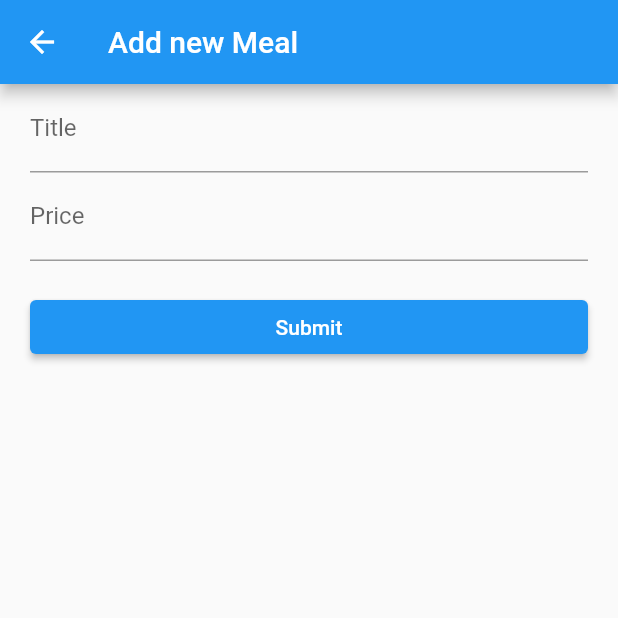
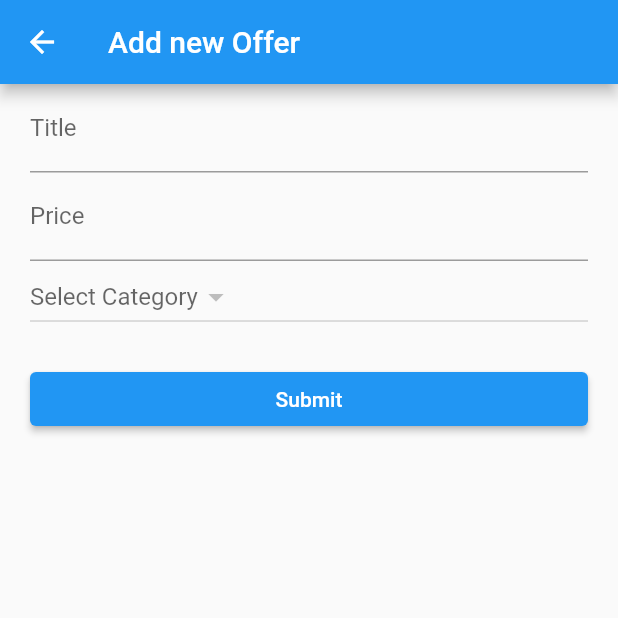
Before and after one commit to hamzadcne/Workshop22Frontend, a Flutter app: the OffersListView screen opened directly, after a tap on the "add" icon, on a phone screen of 412 x 824 dp, the top half of it. Run offline on Flutter 3.47's test engine with Material 2 defaults, Android fonts, the phone set to English and light mode, and no system bars; our stand-ins replace shared_preferences; accounts and stored records are empty; network calls fail.

Commit message:
Add/View offers

```diff
--- a/lib/helpers/Api.dart
+++ b/lib/helpers/Api.dart
@@ -2,7 +2,7 @@ import 'dart:convert';
 import 'package:http/http.dart' as http;
 
 class Api {
-  final String _baseUrl = 'http://192.168.1.5:8000/api';
+  final String _baseUrl = 'http://192.168.1.6:8000/api';
   //if you are using android studio emulator, change localhost to 10.0.2.2
   var token;
 
@@ -12,12 +12,12 @@ class Api {
         body: jsonEncode(data), headers: _setHeaders());
   }
 
-  postFormData(data, apiUrl) async {
-    var fullUrl = _baseUrl + apiUrl;
-    //token = await SharedPreferencesManager().getAuthToken();
-    return await http.post(Uri.parse(fullUrl),
-        body: data, headers: _setFormHeaders());
-  }
+  // postFormData(data, apiUrl) async {
+  //   var fullUrl = _baseUrl + apiUrl;
+  //   //token = await SharedPreferencesManager().getAuthToken();
+  //   return await http.post(Uri.parse(fullUrl),
+  //       body: data, headers: _setFormHeaders());
+  // }
 
   getData(apiUrl) async {
     var fullUrl = _baseUrl + apiUrl;
@@ -25,33 +25,33 @@ class Api {
     return await http.get(Uri.parse(fullUrl), headers: _setHeaders());
   }
 
-  postDataWithImage(data, apiUrl, filepath) async {
-    var fullUrl = _baseUrl + apiUrl;
-    //token = await SharedPreferencesManager().getAuthToken();
-    Map<String, String> headers = {
-      'Content-Type': 'multipart/form-data',
-      'Accept': 'application/json',
-      'Authorization': 'Bearer $token'
-    };
-    var request = http.MultipartRequest('POST', Uri.parse(fullUrl))
-      ..fields.addAll(data)
-      ..headers.addAll(headers)
-      ..files.add(await http.MultipartFile.fromPath('image', filepath));
-    return await request.send();
-  }
+  // postDataWithImage(data, apiUrl, filepath) async {
+  //   var fullUrl = _baseUrl + apiUrl;
+  //   //token = await SharedPreferencesManager().getAuthToken();
+  //   Map<String, String> headers = {
+  //     'Content-Type': 'multipart/form-data',
+  //     'Accept': 'application/json',
+  //     'Authorization': 'Bearer $token'
+  //   };
+  //   var request = http.MultipartRequest('POST', Uri.parse(fullUrl))
+  //     ..fields.addAll(data)
+  //     ..headers.addAll(headers)
+  //     ..files.add(await http.MultipartFile.fromPath('image', filepath));
+  //   return await request.send();
+  // }
 
-  String getOfferImageUrl(id) {
-    return _baseUrl + '/images/meal/$id';
-  }
+  // String getOfferImageUrl(id) {
+  //   return _baseUrl + '/images/meal/$id';
+  // }
 
   _setHeaders() => {
         'Content-type': 'application/json',
         'Accept': 'application/json',
         'Authorization': 'Bearer $token'
       };
-  _setFormHeaders() => {
-        'Content-type': 'application/x-www-form-urlencoded',
-        'Accept': 'application/json',
-        'Authorization': 'Bearer $token'
-      };
+  // _setFormHeaders() => {
+  //       'Content-type': 'application/x-www-form-urlencoded',
+  //       'Accept': 'application/json',
+  //       'Authorization': 'Bearer $token'
+  //     };
 }
--- a/lib/screens/AddOfferView.dart
+++ b/lib/screens/AddOfferView.dart
@@ -10,10 +10,20 @@ class AddOfferView extends StatefulWidget {
 }
 
 class _AddOfferState extends State<AddOfferView> {
+  @override
+  void initState() {
+    super.initState();
+    _loadCategories();
+  }
+
+  var user_id = 1;
   var title;
-  var category_id = 1;
-  var user_id = 1;
   var price;
+  String category_id = "2";
+  var categories = [];
+  //   {'id': 1, 'name': 'category 1'},
+  //   {'id': 2, 'name': 'category 2'}
+  // ];
 
   // File _image;
   //final picker = ImagePicker();
@@ -24,7 +34,7 @@ class _AddOfferState extends State<AddOfferView> {
       appBar: AppBar(
         // Here we take the value from the MyHomePage object that was created by
         // the App.build method, and use it to set our appbar title.
-        title: Text('Add new Meal'),
+        title: Text('Add new Offer'),
       ),
       body: Stack(
         children: <Widget>[
@@ -56,6 +66,21 @@ class _AddOfferState extends State<AddOfferView> {
               onChanged: (value) {
                 price = value;
               },
+            ),
+            DropdownButton(
+              hint: Text('Select Category'),
+              items: categories.map((item) {
+                return new DropdownMenuItem(
+                  child: Text(item['name']),
+                  value: item['id'].toString(),
+                );
+              }).toList(),
+              onChanged: (value) {
+                setState(() {
+                  category_id = value;
+                });
+              },
+              value: category_id,
             ),
             //OutlinedButton(onPressed: getImage, child: _buildImage()),
             SizedBox(
@@ -118,6 +143,19 @@ class _AddOfferState extends State<AddOfferView> {
   //     }
   //   });
   // }
+  _loadCategories() async {
+    var response = await Api().getData('/category');
+    if (response.statusCode == 200) {
+      setState(() {
+        categories = json.decode(response.body);
+      });
+    } else {
+      ScaffoldMessenger.of(context).showSnackBar(SnackBar(
+        content: Text(
+            'Error ' + response.statusCode.toString() + ': ' + response.body),
+      ));
+    }
+  }
 
   void _submit() async {
     // setState(() {
@@ -126,12 +164,12 @@ class _AddOfferState extends State<AddOfferView> {
     var data = new Map<String, String>();
     data['title'] = title;
     data['price'] = price;
-    data['user_id'] = user_id.toString();
+    //data['user_id'] = user_id.toString();
     data['category_id'] = category_id.toString();
     // data['image'] = _image.path;
 
     //var response = await Api().postDataWithImage(data, '/offers', _image.path);
-    var response = await Api().postData(data, '/offers');
+    var response = await Api().postData(data, '/offer');
 
     if (response.statusCode == 201) {
       Navigator.pop(context);
--- a/lib/screens/OffersListView.dart
+++ b/lib/screens/OffersListView.dart
@@ -13,7 +13,7 @@ class OffersListView extends StatefulWidget {
 }
 
 class _OffersListState extends State<OffersListView> {
-  var _meals = [];
+  var _offers = [];
 
   @override
   void initState() {
@@ -29,7 +29,7 @@ class _OffersListState extends State<OffersListView> {
         Expanded(
             child: ListView.builder(
           itemBuilder: _buildOfferItem,
-          itemCount: _meals.length,
+          itemCount: _offers.length,
         ))
       ]),
       floatingActionButton: FloatingActionButton(
@@ -47,20 +47,20 @@ class _OffersListState extends State<OffersListView> {
   Widget _buildOfferItem(BuildContext context, int index) {
     return Card(
       child: ListTile(
-        leading: Image.network(Api().getOfferImageUrl(_meals[index]['Id'])),
-        title: Text(_meals[index]['Title'],
+        //leading: Image.network(Api().getOfferImageUrl(_meals[index]['Id'])),
+        title: Text(_offers[index]['title'],
             style: TextStyle(color: Colors.black54)),
-        subtitle: Text(_meals[index]['Price'].toString(),
+        subtitle: Text(_offers[index]['price'].toString(),
             style: TextStyle(color: Colors.black, fontWeight: FontWeight.bold)),
       ),
     );
   }
 
   _loadOffers() async {
-    var response = await Api().getData('/offers');
+    var response = await Api().getData('/offer');
     if (response.statusCode == 200) {
       setState(() {
-        _meals = json.decode(response.body);
+        _offers = json.decode(response.body);
       });
     } else {
       ScaffoldMessenger.of(context).showSnackBar(SnackBar(
```
Also changed, not shown: lib/main.dart (+9 -8 lines).
